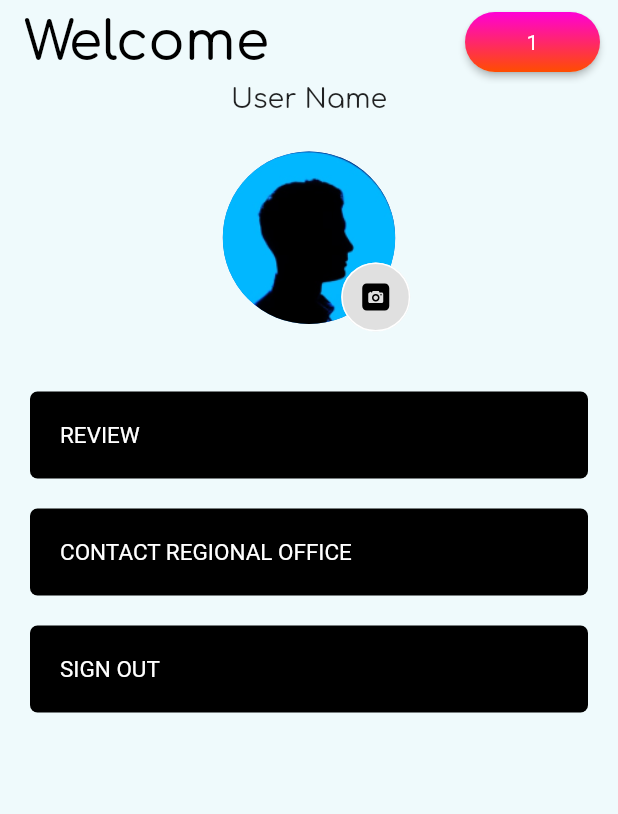
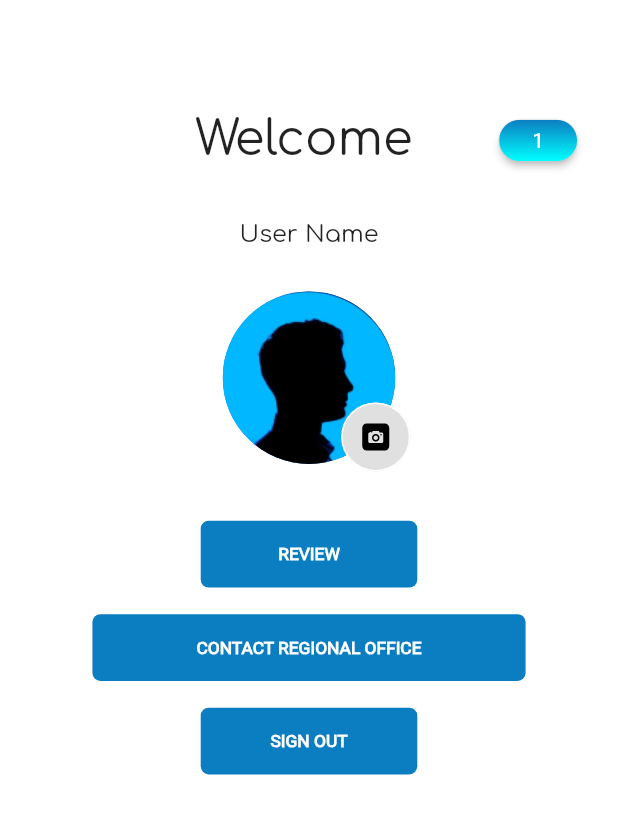
Before and after one commit to kravshan/AgentApp, a Flutter app: the CreateAccount2 screen opened by its route, after a tap on "Next", on a phone screen of 412 x 824 dp. Shown: the top 814 px of the screen. Run offline on Flutter 3.47's test engine with Material 2 defaults, Android fonts, the phone set to English and light mode, and no system bars; our stand-ins replace flutter_screenutil, flutter_svg, image_picker.

Commit message:
Insurance Agent App

```diff
--- a/lib/pages/create_account_2.dart
+++ b/lib/pages/create_account_2.dart
@@ -1,5 +1,6 @@
 import 'package:flutter/material.dart';
 import 'package:insurance_app/services/input_box.dart';
+import 'package:flutter_screenutil/flutter_screenutil.dart';
 
 class CreateAccount2 extends StatefulWidget {
   const CreateAccount2({Key? key}) : super(key: key);
@@ -12,23 +13,25 @@ class _CreateAccount2State extends State<CreateAccount2> {
   @override
   Widget build(BuildContext context) {
     return Scaffold(
-      body: SingleChildScrollView(
+      body: Center(
         child: Column(
           children: [
-            const SizedBox(height: 75.0,),
-            const Text('Create Account',
+            SizedBox(height: 98.h,),
+            Text('Create Account',
               style: TextStyle(
               fontFamily: 'Comfortaa',
-              fontSize: 36.0,
+              fontSize: 36.sp,
             ),),
+            SizedBox(height: 40.h,),
             InputBox(text: 'User Name', isObs: false),
-            const SizedBox(height: 16.0,),
+            SizedBox(height: 16.h,),
             InputBox(text: 'Email', isObs: false,),
-            const SizedBox(height: 16.0,),
+            SizedBox(height: 16.h,),
             InputBox(text: 'Password', isObs: true),
-            SizedBox(height: 16.0,),
-            Padding(
-              padding: const EdgeInsets.all(13.0),
+            SizedBox(height: 45.h,),
+            SizedBox(
+              height: 50.h,
+              width: 150.w,
               child: FlatButton(
                 onPressed: (){
                   Navigator.pushNamedAndRemoveUntil(context, '/welcome', (route) => false);
@@ -40,8 +43,6 @@ class _CreateAccount2State extends State<CreateAccount2> {
                       color: Colors.white
                   ),),
                 color: Color.fromARGB(255, 11, 126, 193),
-                height: 50.0,
-                minWidth: 150.0,
               ),
             )
 
--- a/lib/pages/welcome.dart
+++ b/lib/pages/welcome.dart
@@ -1,5 +1,6 @@
 import 'package:flutter/material.dart';
 import 'package:insurance_app/services/body.dart';
+import 'package:flutter_screenutil/flutter_screenutil.dart';
 
 class Welcome_screen extends StatefulWidget {
   @override
@@ -9,55 +10,10 @@ class Welcome_screen extends StatefulWidget {
 class _State extends State<Welcome_screen> {
   @override
   Widget build(BuildContext context) {
-    return SafeArea(
-      child: Scaffold(
-        backgroundColor: const Color.fromARGB(255, 239, 250, 252),
-        appBar: AppBar(
-          backgroundColor: const Color.fromARGB(255, 239, 250, 252),
-          title: Text(
-            'Welcome',
-            style: TextStyle(
-              fontFamily: 'Comfortaa',
-              fontSize: 36,
-            ),
-          ),
-          elevation: 0,
-          foregroundColor: Colors.black,
-          //ackgroundColor: Colors.lightBlue[50],
-          actions: [
-            Padding(
-              padding: const EdgeInsets.fromLTRB(0.0, 8.0, 12.0, 8.0),
-              child: RaisedButton(
-                onPressed: (){
-                  Navigator.pushNamed(context, '/notification_1');
-                },
-                padding: const EdgeInsets.all(0),
-                shape: RoundedRectangleBorder(borderRadius: BorderRadius.circular(30.0)),
-                child: Ink(
-                  width: 90,
-                  decoration: BoxDecoration(
-                      gradient: const LinearGradient(
-                          begin: Alignment.topCenter,
-                          end: Alignment.bottomCenter,
-                          colors: [Color.fromARGB(255, 255, 0, 214), Color.fromARGB(255, 255, 77, 0)]
-                      ),
-                      borderRadius: BorderRadius.circular(30.0)
-                  ),
-                  child: Container(
-                    constraints: const BoxConstraints(minWidth: 50.0, minHeight: 31.0),
-                    alignment: Alignment.center,
-                    child: const Text('1',
-                      style: TextStyle(color: Colors.white),
-                    ),
-                  ),
-                ),
-              ),
-            ),
-          ],
-        ),
-        body: Body(),
-        // backgroundColor: const Color.fromARGB(255, 239, 250, 252),
-      ),
+    return Scaffold(
+      backgroundColor: Colors.white,
+      body: Body(),
+      // backgroundColor: const Color.fromARGB(255, 239, 250, 252),
     );
   }
 }
--- a/lib/services/body.dart
+++ b/lib/services/body.dart
@@ -1,5 +1,8 @@
+import 'package:flutter/cupertino.dart';
 import 'package:flutter/material.dart';
+import 'package:insurance_app/services/topic_and_button.dart';
 import 'profile_pic.dart';
+import 'package:flutter_screenutil/flutter_screenutil.dart';
 
 class Body extends StatefulWidget {
   @override
@@ -9,42 +12,57 @@ class Body extends StatefulWidget {
 class _BodyState extends State<Body> {
   @override
   Widget build(BuildContext context) {
-    return Column(
-      //SizedBox(height: 10),
+    return Center(
+      child: Column(
         children: [
-        SizedBox(
-          height: 40,
-          child: Text(
+          SizedBox(height: 85.h,),
+          TopicAndButton(text: 'Welcome'),
+          SizedBox(height: 40.h,),
+          Text(
             'User Name',
             style: TextStyle(
               fontFamily: 'Comfortaa',
-              fontSize: 18,
+              fontSize: 18.sp,
+              fontWeight: FontWeight.w400
             ),
           ),
-        ),
+          SizedBox(height: 27.h,),
           ProfilePic(),
-        SizedBox(height: 30),
-        Profile(
+          SizedBox(height: 37.h),
+          SizedBox(
+            height: 50.h,
+            width: 150.w,
+            child: Profile(
               text: 'REVIEW',
-          press: () async {
-            dynamic result =
-                await Navigator.popAndPushNamed(context, '/review');
+              press: () {
+                    Navigator.popAndPushNamed(context, '/review');
               },
             ),
-        Profile(
+          ),
+          SizedBox(height: 20.h,),
+          SizedBox(
+            height: 50.h,
+            width: 300.w,
+            child: Profile(
               text: 'CONTACT REGIONAL OFFICE',
-          press: () async {
-            dynamic result =
-                await Navigator.popAndPushNamed(context, '/contact');
+              press: () {
+                    Navigator.popAndPushNamed(context, '/contact');
               },
             ),
-        Profile(
+          ),
+          SizedBox(height: 20.h,),
+          SizedBox(
+            height: 50.h,
+            width: 150.w,
+            child: Profile(
               text: 'SIGN OUT',
               press: () {
                 Navigator.pushNamed(context, '/');
               },
             ),
+          ),
         ],
+      ),
     );
   }
 }
@@ -61,27 +79,17 @@ class Profile extends StatelessWidget {
 
   @override
   Widget build(BuildContext context) {
-    return Padding(
-      padding: const EdgeInsets.symmetric(horizontal: 20, vertical: 10),
-      child: FlatButton(
-        padding: EdgeInsets.all(20),
-        shape: RoundedRectangleBorder(borderRadius: BorderRadius.circular(5)),
-        color: Colors.black,
+    return FlatButton(
+      shape: RoundedRectangleBorder(borderRadius: BorderRadius.circular(6.r)),
+      color: const Color.fromARGB(255, 11, 126, 193),
       onPressed: press,
-        child: Row(
-          children: [
-            Expanded(
       child: Text(
         text,
-                style: new TextStyle(
+        style: TextStyle(
           fontFamily: 'Roboto',
-                  fontSize: 15,
+          fontSize: 13.sp,
           color: Colors.white,
-                  //textAlign: TextAlign.center,
-                ),
-              ),
-            ),
-          ],
+          fontWeight: FontWeight.w900
         ),
       ),
     );
--- a/lib/services/input_box.dart
+++ b/lib/services/input_box.dart
@@ -1,10 +1,12 @@
+import 'package:flutter/cupertino.dart';
 import 'package:flutter/material.dart';
+import 'package:flutter_screenutil/flutter_screenutil.dart';
 
 class InputBox extends StatefulWidget {
   final String text;
-  final bool isObs;
+  final bool isObs ;
 
-  InputBox({required this.text, required this.isObs});
+  InputBox({required this.text,  required this.isObs});
 
   @override
   _InputBoxState createState() => _InputBoxState(text, isObs);
@@ -21,21 +23,21 @@ class _InputBoxState extends State<InputBox> {
     return Column(
       crossAxisAlignment: CrossAxisAlignment.center,
       children: [
-        Padding(
-          padding: const EdgeInsets.fromLTRB(18.0, 8.0, 8.0, 8.0),
-          child: Text(text,
-            style: const TextStyle(
-                fontFamily: 'Comfortaa',
-                fontSize: 18.0
-            ),
+        Text(text,
+          style: TextStyle(
+              fontFamily: 'Comfortaa',
+              fontSize: 18.sp,
+            fontWeight: FontWeight.w400
           ),
         ),
-        Padding(
-          padding: const EdgeInsets.fromLTRB(16.0, 8.0, 16.0, 8.0),
+        SizedBox(height: 17.h,),
+        SizedBox(
+          height: 50.h,
+          width: 300.w,
           child: TextField(
             obscureText: isObs,
               decoration: const InputDecoration(
-                  fillColor: Colors.white,
+                  fillColor: Color.fromARGB(255, 196, 247, 251),
                   filled: true,
                   border: OutlineInputBorder()
               ),
--- /dev/null
+++ b/lib/services/topic_and_button.dart
@@ -0,0 +1,63 @@
+import 'package:flutter_screenutil/flutter_screenutil.dart';
+import 'package:flutter/material.dart';
+
+class TopicAndButton extends StatefulWidget {
+  final String text;
+
+  TopicAndButton({required this.text});
+
+  @override
+  _TopicAndButtonState createState() => _TopicAndButtonState(text: text);
+}
+
+class _TopicAndButtonState extends State<TopicAndButton> {
+  String text;
+  _TopicAndButtonState({required this.text});
+
+  @override
+  Widget build(BuildContext context) {
+    return Row(
+      mainAxisAlignment: MainAxisAlignment.start,
+      children: [
+        SizedBox(width: 135.w,),
+        Text(
+          text,
+          style: TextStyle(
+            fontFamily: 'Comfortaa',
+            fontSize: 36.sp,
+          ),
+        ),
+        SizedBox(width: 60.w,),
+        SizedBox(
+          width: 54.w,
+          height: 31.h,
+          child: RaisedButton(
+            onPressed: (){
+              Navigator.pushNamed(context, '/notification_1');
+            },
+            padding: EdgeInsets.all(0),
+            shape: RoundedRectangleBorder(borderRadius: BorderRadius.circular(30.r)),
+            child: Ink(
+              width: 90.w,
+              decoration: BoxDecoration(
+                  gradient: const LinearGradient(
+                      begin: Alignment.topCenter,
+                      end: Alignment.bottomCenter,
+                      colors: [Color.fromARGB(255, 11, 126,193), Color.fromARGB(255, 0, 255, 255)]
+                  ),
+                  borderRadius: BorderRadius.circular(30.r)
+              ),
+              child: Container(
+                constraints: BoxConstraints(minWidth: 50.w, minHeight: 31.h),
+                alignment: Alignment.center,
+                child: const Text('1',
+                  style: TextStyle(color: Colors.white),
+                ),
+              ),
+            ),
+          ),
+        ),
+      ],
+    );
+  }
+}
```
Also changed, not shown: lib/main.dart (+5 -3 lines), lib/pages/accept_2.dart (+3 -42 lines), lib/pages/create_account_1.dart (+18 -14 lines), lib/pages/login.dart (+40 -46 lines), lib/pages/login_scrn.dart (+47 -57 lines). Lines whose indentation alone changed are shown as unchanged.
